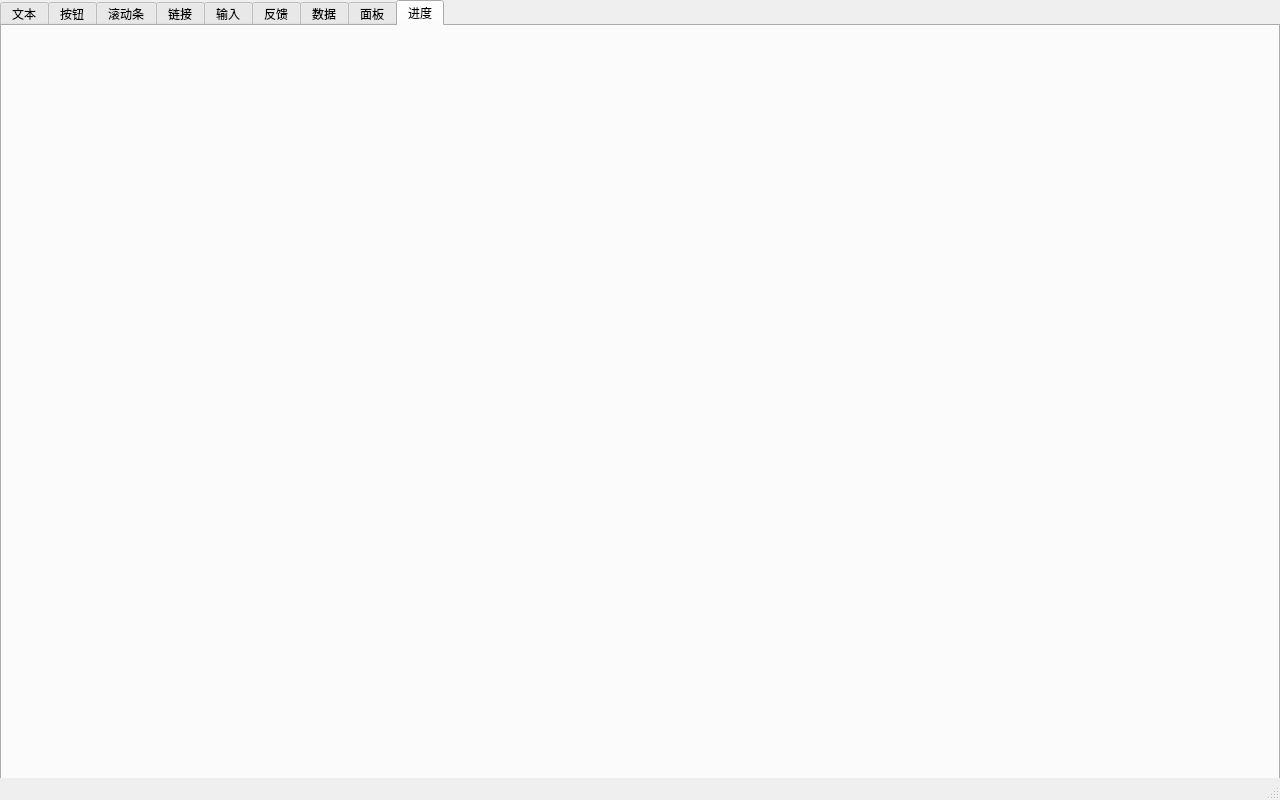
Above: examples/mainwindow.ui from yyx-dev/qt-element-ui before the change. Below: the same form after it.
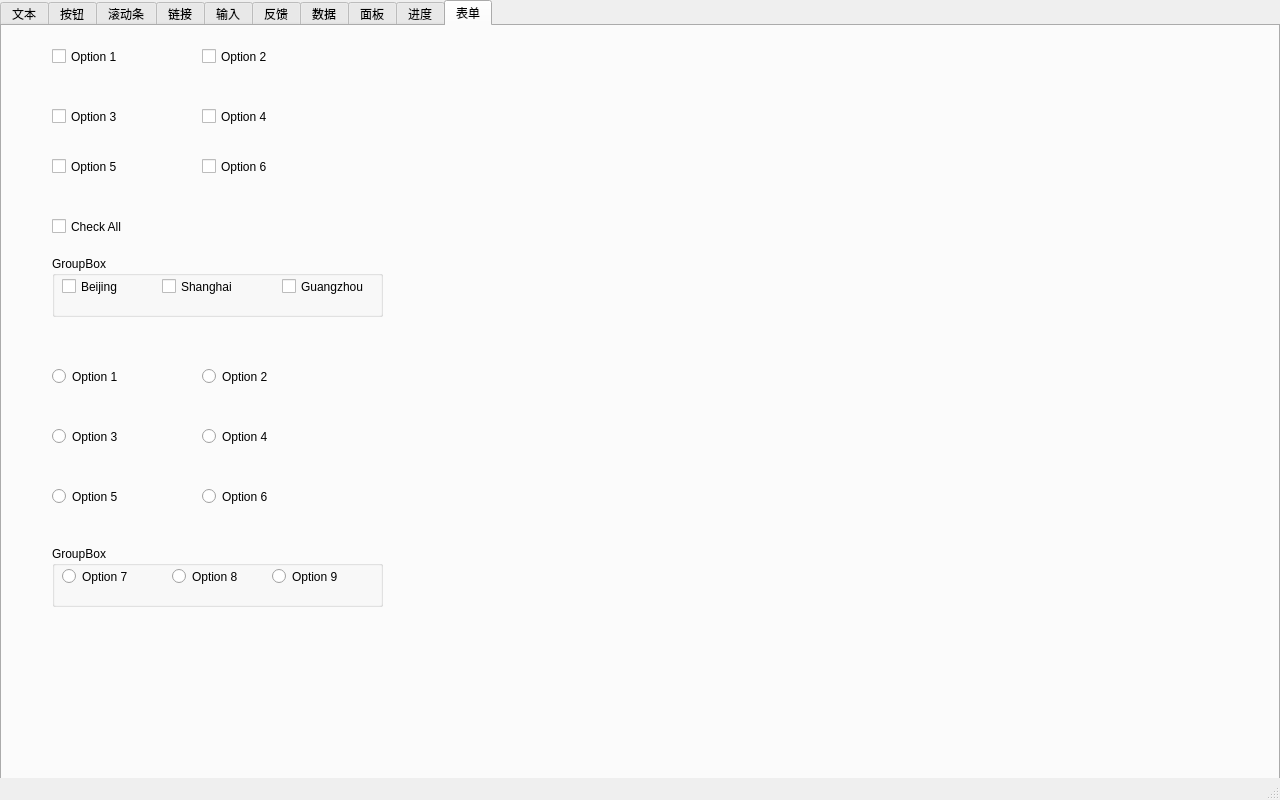
That is the form after the change. Custom widgets are drawn as their Qt base class.

Commit message: checkbox & radio

What changed in the file:
```diff
--- a/examples/mainwindow.ui
+++ b/examples/mainwindow.ui
@@ -27,7 +27,7 @@
      <enum>QTabWidget::Rounded</enum>
     </property>
     <property name="currentIndex">
-     <number>8</number>
+     <number>9</number>
     </property>
     <property name="elideMode">
      <enum>Qt::ElideNone</enum>
@@ -44,7 +44,7 @@
     <property name="tabBarAutoHide">
      <bool>false</bool>
     </property>
-    <widget class="QWidget" name="tab_1">
+    <widget class="QWidget" name="tab_0">
      <attribute name="title">
       <string>文本</string>
      </attribute>
@@ -1010,7 +1010,7 @@
       </property>
      </widget>
     </widget>
-    <widget class="QWidget" name="tab">
+    <widget class="QWidget" name="tab_5">
      <attribute name="title">
       <string>反馈</string>
      </attribute>
@@ -1803,6 +1803,284 @@
       </property>
      </widget>
     </widget>
+    <widget class="QWidget" name="tab_9">
+     <attribute name="title">
+      <string>表单</string>
+     </attribute>
+     <widget class="Element::Checkbox" name="checkbox_1">
+      <property name="geometry">
+       <rect>
+        <x>50</x>
+        <y>20</y>
+        <width>101</width>
+        <height>21</height>
+       </rect>
+      </property>
+      <property name="text">
+       <string>Option 1</string>
+      </property>
+     </widget>
+     <widget class="Element::Checkbox" name="checkbox_5">
+      <property name="geometry">
+       <rect>
+        <x>50</x>
+        <y>130</y>
+        <width>101</width>
+        <height>21</height>
+       </rect>
+      </property>
+      <property name="text">
+       <string>Option 5</string>
+      </property>
+     </widget>
+     <widget class="Element::Checkbox" name="checkbox_3">
+      <property name="geometry">
+       <rect>
+        <x>50</x>
+        <y>80</y>
+        <width>101</width>
+        <height>21</height>
+       </rect>
+      </property>
+      <property name="text">
+       <string>Option 3</string>
+      </property>
+     </widget>
+     <widget class="Element::Checkbox" name="checkbox_6">
+      <property name="geometry">
+       <rect>
+        <x>200</x>
+        <y>130</y>
+        <width>101</width>
+        <height>21</height>
+       </rect>
+      </property>
+      <property name="text">
+       <string>Option 6</string>
+      </property>
+     </widget>
+     <widget class="Element::Checkbox" name="checkbox_4">
+      <property name="geometry">
+       <rect>
+        <x>200</x>
+        <y>80</y>
+        <width>101</width>
+        <height>21</height>
+       </rect>
+      </property>
+      <property name="text">
+       <string>Option 4</string>
+      </property>
+     </widget>
+     <widget class="Element::Checkbox" name="checkbox_2">
+      <property name="geometry">
+       <rect>
+        <x>200</x>
+        <y>20</y>
+        <width>101</width>
+        <height>21</height>
+       </rect>
+      </property>
+      <property name="text">
+       <string>Option 2</string>
+      </property>
+     </widget>
+     <widget class="Element::Checkbox" name="checkbox_7">
+      <property name="geometry">
+       <rect>
+        <x>50</x>
+        <y>190</y>
+        <width>101</width>
+        <height>21</height>
+       </rect>
+      </property>
+      <property name="text">
+       <string>Check All</string>
+      </property>
+     </widget>
+     <widget class="Element::Radio" name="radio_1">
+      <property name="geometry">
+       <rect>
+        <x>50</x>
+        <y>340</y>
+        <width>91</width>
+        <height>21</height>
+       </rect>
+      </property>
+      <property name="text">
+       <string>Option 1</string>
+      </property>
+     </widget>
+     <widget class="Element::Radio" name="radio_2">
+      <property name="geometry">
+       <rect>
+        <x>200</x>
+        <y>340</y>
+        <width>91</width>
+        <height>21</height>
+       </rect>
+      </property>
+      <property name="text">
+       <string>Option 2</string>
+      </property>
+     </widget>
+     <widget class="Element::Radio" name="radio_3">
+      <property name="geometry">
+       <rect>
+        <x>50</x>
+        <y>400</y>
+        <width>91</width>
+        <height>21</height>
+       </rect>
+      </property>
+      <property name="text">
+       <string>Option 3</string>
+      </property>
+     </widget>
+     <widget class="Element::Radio" name="radio_4">
+      <property name="geometry">
+       <rect>
+        <x>200</x>
+        <y>400</y>
+        <width>91</width>
+        <height>21</height>
+       </rect>
+      </property>
+      <property name="text">
+       <string>Option 4</string>
+      </property>
+     </widget>
+     <widget class="Element::Radio" name="radio_5">
+      <property name="geometry">
+       <rect>
+        <x>50</x>
+        <y>460</y>
+        <width>91</width>
+        <height>21</height>
+       </rect>
+      </property>
+      <property name="text">
+       <string>Option 5</string>
+      </property>
+     </widget>
+     <widget class="Element::Radio" name="radio_6">
+      <property name="geometry">
+       <rect>
+        <x>200</x>
+        <y>460</y>
+        <width>91</width>
+        <height>21</height>
+       </rect>
+      </property>
+      <property name="text">
+       <string>Option 6</string>
+      </property>
+     </widget>
+     <widget class="Element::RadioGroup" name="radioGroup">
+      <property name="geometry">
+       <rect>
+        <x>50</x>
+        <y>520</y>
+        <width>331</width>
+        <height>61</height>
+       </rect>
+      </property>
+      <property name="title">
+       <string>GroupBox</string>
+      </property>
+      <widget class="Element::Radio" name="radio_7">
+       <property name="geometry">
+        <rect>
+         <x>10</x>
+         <y>20</y>
+         <width>91</width>
+         <height>21</height>
+        </rect>
+       </property>
+       <property name="text">
+        <string>Option 7</string>
+       </property>
+      </widget>
+      <widget class="Element::Radio" name="radio_8">
+       <property name="geometry">
+        <rect>
+         <x>120</x>
+         <y>20</y>
+         <width>91</width>
+         <height>21</height>
+        </rect>
+       </property>
+       <property name="text">
+        <string>Option 8</string>
+       </property>
+      </widget>
+      <widget class="Element::Radio" name="radio_9">
+       <property name="geometry">
+        <rect>
+         <x>220</x>
+         <y>20</y>
+         <width>91</width>
+         <height>21</height>
+        </rect>
+       </property>
+       <property name="text">
+        <string>Option 9</string>
+       </property>
+      </widget>
+     </widget>
+     <widget class="Element::CheckboxGroup" name="checkboxGroup">
+      <property name="geometry">
+       <rect>
+        <x>50</x>
+        <y>230</y>
+        <width>331</width>
+        <height>61</height>
+       </rect>
+      </property>
+      <property name="title">
+       <string>GroupBox</string>
+      </property>
+      <widget class="Element::Checkbox" name="checkbox_8">
+       <property name="geometry">
+        <rect>
+         <x>10</x>
+         <y>20</y>
+         <width>91</width>
+         <height>21</height>
+        </rect>
+       </property>
+       <property name="text">
+        <string>Beijing</string>
+       </property>
+      </widget>
+      <widget class="Element::Checkbox" name="checkbox_9">
+       <property name="geometry">
+        <rect>
+         <x>110</x>
+         <y>20</y>
+         <width>101</width>
+         <height>21</height>
+        </rect>
+       </property>
+       <property name="text">
+        <string>Shanghai</string>
+       </property>
+      </widget>
+      <widget class="Element::Checkbox" name="checkbox_10">
+       <property name="geometry">
+        <rect>
+         <x>230</x>
+         <y>20</y>
+         <width>101</width>
+         <height>21</height>
+        </rect>
+       </property>
+       <property name="text">
+        <string>Guangzhou</string>
+       </property>
+      </widget>
+     </widget>
+    </widget>
    </widget>
   </widget>
   <widget class="QStatusBar" name="statusbar"/>
@@ -1899,6 +2177,38 @@
    <header location="global">upload.h</header>
    <container>1</container>
   </customwidget>
+  <customwidget>
+   <class>Element::PopList</class>
+   <extends>QListWidget</extends>
+   <header location="global">autocomplete.h</header>
+  </customwidget>
+  <customwidget>
+   <class>Element::AutoComplete</class>
+   <extends>QLineEdit</extends>
+   <header location="global">autocomplete.h</header>
+  </customwidget>
+  <customwidget>
+   <class>Element::CheckboxGroup</class>
+   <extends>QGroupBox</extends>
+   <header location="global">checkbox.h</header>
+   <container>1</container>
+  </customwidget>
+  <customwidget>
+   <class>Element::Checkbox</class>
+   <extends>QCheckBox</extends>
+   <header location="global">checkbox.h</header>
+  </customwidget>
+  <customwidget>
+   <class>Element::Radio</class>
+   <extends>QRadioButton</extends>
+   <header location="global">radio.h</header>
+  </customwidget>
+  <customwidget>
+   <class>Element::RadioGroup</class>
+   <extends>QGroupBox</extends>
+   <header location="global">radio.h</header>
+   <container>1</container>
+  </customwidget>
  </customwidgets>
  <resources/>
  <connections/>
```
Left out of the diff: 30 changed lines with no effect on the pictures. The commit also changes 45 other files.
